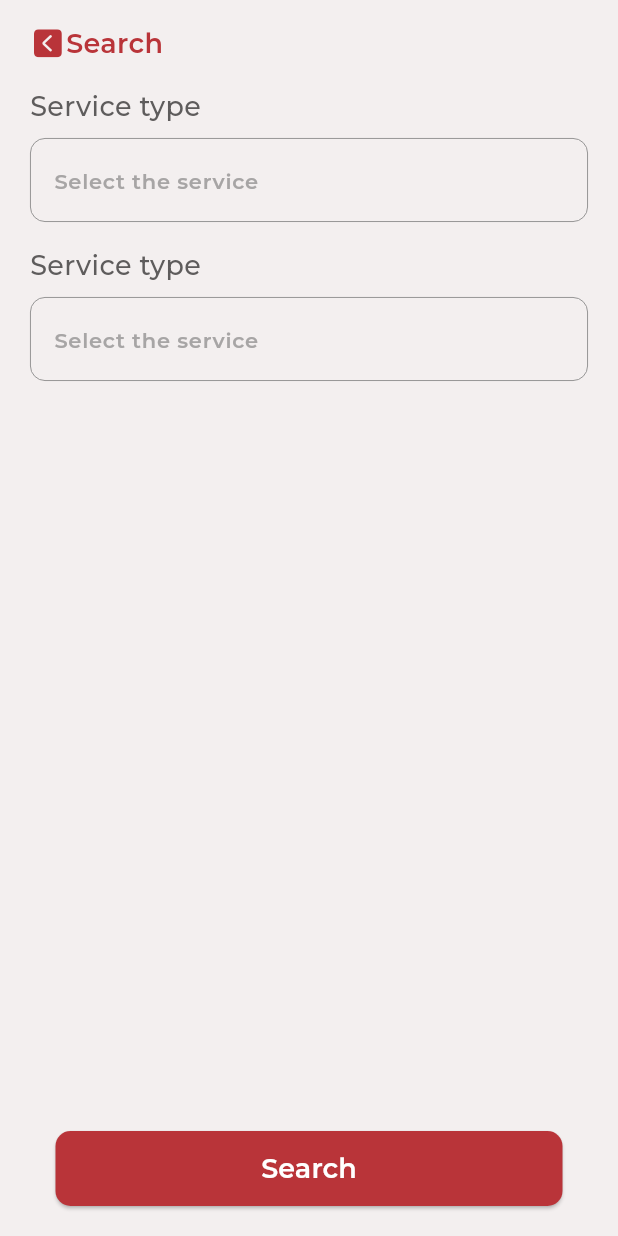
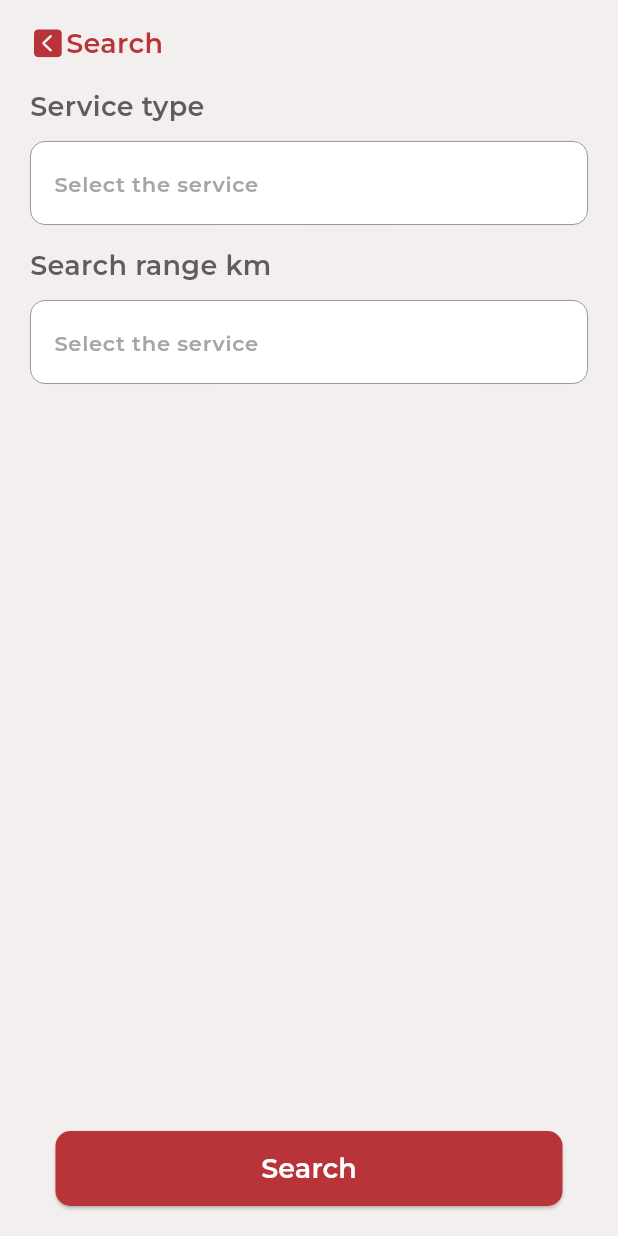
Before and after one commit to asmaaHasbo/beiti_care_app, a Flutter app: the SearchScreen screen opened directly, on a phone screen of 412 x 824 dp. Run offline on Flutter 3.47's test engine with Material 3 defaults, Android fonts, the phone set to English and light mode, and no system bars; drawn by our look-alikes of searchfield; our stand-ins replace google_fonts.

Commit message:
search dropdown list done

```diff
--- /dev/null
+++ b/lib/core/shared_widgets/custom_search_drop_down.dart
@@ -0,0 +1,83 @@
+import 'package:flutter/material.dart';
+import 'package:searchfield/searchfield.dart';
+
+import '../../features/search/widgets/buildSuggestionListDecoration.dart';
+import '../../features/search/widgets/build_search_input_decoration.dart';
+
+class CustomSearchDropDown extends StatelessWidget {
+  CustomSearchDropDown({
+    super.key,
+    required this.searchFieldName,
+    required this.hint,
+  });
+
+  final String searchFieldName;
+  final String hint;
+
+  final List<String> suggestions = [
+    'Nutrition',
+    'Catheterization',
+    'Nutrition',
+    'Catheterization',
+    'Nutrition',
+    'Catheterization',
+  ];
+
+  @override
+  Widget build(BuildContext context) {
+    return Column(
+      children: [
+        SizedBox(
+          width: double.infinity,
+          child: Column(
+            crossAxisAlignment: CrossAxisAlignment.start,
+            children: [
+              //-------- lapel ------------
+              Padding(
+                padding: const EdgeInsets.only(bottom: 10),
+                child: Text(
+                  searchFieldName,
+                  style: const TextStyle(
+                    fontSize: 18,
+                    color: Color(0xff5E5C5C),
+                    fontWeight: FontWeight.w600,
+                  ),
+                ),
+              ),
+
+              SearchField<String>(
+                //-------------------- search input style --------
+                searchInputDecoration: buildSearchInputDecoration(hint: hint),
+
+                //-----------------
+                suggestionState: Suggestion.expand,
+                itemHeight: 50,
+                maxSuggestionsInViewPort: 6,
+
+                //------------------- iteration on suggestion list --------
+                suggestions:
+                    suggestions
+                        .map((e) => SearchFieldListItem<String>(e))
+                        .toList(),
+
+                //------------------ give selected item back color suggestion list border radius -----
+                suggestionsDecoration: buildSuggestionListDecoration(),
+
+                //---------------------- delete the suggestionItem under border
+                suggestionItemDecoration: BoxDecoration(
+                  border: const Border(bottom: BorderSide.none),
+                  borderRadius: BorderRadius.circular(1),
+                ),
+
+                //----------------------
+                onSuggestionTap: (val) {
+                  // print('You selected: ${val.searchKey}');
+                },
+              ),
+            ],
+          ),
+        ),
+      ],
+    );
+  }
+}
--- a/lib/features/doctors/widgets/list_of_star_icons.dart
+++ b/lib/features/doctors/widgets/list_of_star_icons.dart
@@ -1,4 +1,3 @@
-import 'package:flutter/cupertino.dart';
 import 'package:flutter/material.dart';
 
 class ListOfStarIcons extends StatelessWidget {
--- a/lib/features/home/home_screen.dart
+++ b/lib/features/home/home_screen.dart
@@ -1,5 +1,3 @@
-import 'package:curved_navigation_bar/curved_navigation_bar.dart';
-import 'package:flutter/cupertino.dart';
 import 'package:flutter/material.dart';
 
 class HomeScreen extends StatefulWidget {
@@ -10,44 +8,15 @@ class HomeScreen extends StatefulWidget {
 }
 
 class _HomeScreenState extends State<HomeScreen> {
-  //State class
-  int _page = 0;
-  GlobalKey<CurvedNavigationBarState> _bottomNavigationKey = GlobalKey();
 
   @override
   Widget build(BuildContext context) {
     return Scaffold(
-        bottomNavigationBar: CurvedNavigationBar(
-          key: _bottomNavigationKey,
-          items: <Widget>[
-            Icon(Icons.add, size: 30),
-            Icon(Icons.list, size: 30),
-            Icon(Icons.compare_arrows, size: 30),
-          ],
-          onTap: (index) {
-            setState(() {
-              _page = index;
-            });
-          },
+      body: Container(
+        color: Colors.blueAccent,
+        child: const Center(
         ),
-        body: Container(
-          color: Colors.blueAccent,
-          child: Center(
-            child: Column(
-              children: <Widget>[
-                Text(_page.toString(), textScaleFactor: 10.0),
-                ElevatedButton(
-                  child: Text('Go To Page of index 1'),
-                  onPressed: () {
-                    //Page change using state does the same as clicking index 1 navigation button
-                    final CurvedNavigationBarState? navBarState =
-                        _bottomNavigationKey.currentState;
-                    navBarState?.setPage(1);
-                  },
-                )
-              ],
-            ),
-          ),
-        ));
+      ),
+    );
   }
 }
--- /dev/null
+++ b/lib/features/search/widgets/buildSuggestionListDecoration.dart
@@ -0,0 +1,10 @@
+import 'package:flutter/material.dart';
+import 'package:searchfield/searchfield.dart';
+
+SuggestionDecoration buildSuggestionListDecoration() {
+  return SuggestionDecoration(
+    selectionColor: Colors.blue,
+    borderRadius: BorderRadius.circular(10),
+    border: Border.all(color: const Color(0xff8B8B8B), width: .6),
+  );
+}
--- /dev/null
+++ b/lib/features/search/widgets/build_search_input_decoration.dart
@@ -0,0 +1,40 @@
+import 'package:flutter/material.dart';
+import 'package:searchfield/searchfield.dart';
+
+import '../../../core/themes/styles.dart';
+
+SearchInputDecoration buildSearchInputDecoration( { required String hint }) {
+  return SearchInputDecoration(
+    hintText: hint,
+    hintStyle: AppStyles.textStyle14?.copyWith(
+      color: const Color(0xffA7A5A5),
+    ),
+    filled: true,
+    fillColor: Colors.white,
+    contentPadding: const EdgeInsets.symmetric(
+      vertical: 16,
+      horizontal: 12,
+    ),
+    border: OutlineInputBorder(
+      borderRadius: BorderRadius.circular(10),
+      borderSide: const BorderSide(
+        color: Color(0xff8B8B8B),
+        width: 0.6,
+      ),
+    ),
+    enabledBorder: OutlineInputBorder(
+      borderRadius: BorderRadius.circular(10),
+      borderSide: const BorderSide(
+        color: Color(0xff8B8B8B),
+        width: 0.6,
+      ),
+    ),
+    focusedBorder: OutlineInputBorder(
+      borderRadius: BorderRadius.circular(10),
+      borderSide: const BorderSide(
+        color: Color(0xff8B8B8B),
+        width: 0.6,
+      ),
+    ),
+  );
+}
--- a/lib/features/search/widgets/search_body.dart
+++ b/lib/features/search/widgets/search_body.dart
@@ -1,32 +1,25 @@
 import 'package:flutter/material.dart';
 import 'package:smart_project_test/core/shared_widgets/screen_name.dart';
-
-import 'package:smart_project_test/core/shared_widgets/custom_text_field.dart';
 import 'package:smart_project_test/features/medical_tests/widgets/search_button.dart';
+import 'package:smart_project_test/core/shared_widgets/custom_search_drop_down.dart';
 
 class SearchBody extends StatelessWidget {
   const SearchBody({super.key});
 
   @override
   Widget build(BuildContext context) {
-    return const SafeArea(
+    return SafeArea(
       child: Padding(
-        padding: EdgeInsets.only(top: 16.0, right: 20, left: 20 , bottom: 20),
+        padding: const EdgeInsets.only(top: 16.0, right: 20, left: 20 , bottom: 20),
         child: Column(
           children: [
-            ScreenName(screenName: 'Search'),
-            SizedBox(height: 16),
-            CustomTextField(
-              textFieldName: 'Service type',
-              hint: 'Select the service',
-            ),
-            SizedBox(height: 16),
-            CustomTextField(
-              textFieldName: 'Service type',
-              hint: 'Select the service',
-            ),
-            Spacer(flex: 1,),
-            SearchButton(),
+            const ScreenName(screenName: 'Search'),
+            const SizedBox(height: 16),
+            CustomSearchDropDown(searchFieldName: 'Service type', hint: 'Select the service',),
+            const SizedBox(height: 14),
+            CustomSearchDropDown(searchFieldName: 'Search range km', hint: 'Select the service',),
+            const Spacer(flex: 1,),
+            const SearchButton(),
           ],
         ),
       ),
--- a/lib/main.dart
+++ b/lib/main.dart
@@ -1,9 +1,6 @@
 import 'package:flutter/material.dart';
 import 'package:google_fonts/google_fonts.dart';
-import 'package:smart_project_test/features/doctors/doctors_screen.dart';
-import 'package:smart_project_test/features/home/home_screen.dart';
-import 'package:smart_project_test/features/services/services_screen.dart';
-
+import 'features/search/search_screen.dart';
 
 void main() {
   runApp(const MyApp());
@@ -14,18 +11,14 @@ class MyApp extends StatelessWidget {
 
   @override
   Widget build(BuildContext context) {
-    return  MaterialApp(
+    return MaterialApp(
       debugShowCheckedModeBanner: false,
-      theme: ThemeData(
-        textTheme: GoogleFonts.montserratTextTheme(),
-      ),
+      theme: ThemeData(textTheme: GoogleFonts.montserratTextTheme()),
 
-      home: const ServicesScreen()
+      home: const SearchScreen(),
     );
   }
 }
-
-
 
 // bottomNavigationBar: CurvedNavigationBar(
 // index: ShopCubit.get(context).currentindex,
--- a/pubspec.yaml
+++ b/pubspec.yaml
@@ -39,6 +39,7 @@ dependencies:
   font_awesome_flutter: ^10.8.0
   dropdown_search: ^6.0.2
   curved_navigation_bar: ^1.0.6
+  searchfield: ^1.2.6
 
 
 dev_dependencies:
```
Also changed, not shown: lib/core/shared_widgets/custom_drop_down_list.dart (deleted, +0 -145 lines), lib/features/failure_screen/failure_screen.dart (+3 -5 lines), lib/features/home/widgets/bottm_navigation.dart (+47 -47 lines), pubspec.lock, 4 other files.
